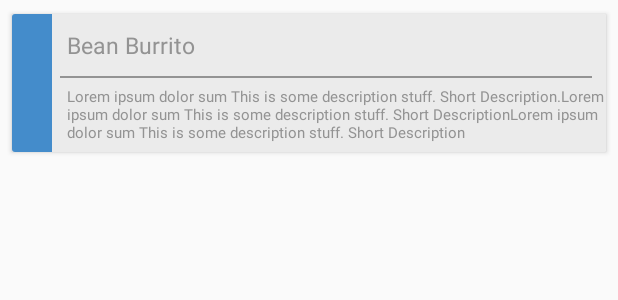
After one commit to deepmehtait/AngleHack, an Android app: the layout voice_option.xml on its own in the app's theme, with its tools: preview values and no code run, on a phone screen of 412 x 824 dp. The commit adds this screen. Shown: the top 300 px of the screen. Run offline under Robolectric (Android 15) with nearby library versions, the phone set to English and light mode, and no system bars.

```diff
--- a/app/src/main/java/hack/com/anglehack/activity/voiceActivity.java
+++ b/app/src/main/java/hack/com/anglehack/activity/voiceActivity.java
@@ -21,6 +21,7 @@ import java.util.ArrayList;
 import java.util.List;
 
 import hack.com.anglehack.R;
+import hack.com.anglehack.utils.ApiManager;
 
 /**
  * Created by Deep on 25-Jun-16.
@@ -33,10 +34,13 @@ public class voiceActivity extends AppCompatActivity {
     private ListView mlvTextMatches;
     private Spinner msTextMatches;
     private Button mbtSpeak;
+    private ApiManager apiManager;
+
     @Override
     public void onCreate(Bundle savedInstanceState) {
         super.onCreate(savedInstanceState);
         setContentView(R.layout.activity_voice);
+        apiManager = new ApiManager();
         metTextHint = (TextView) findViewById(R.id.etTextHint);
         mlvTextMatches = (ListView) findViewById(R.id.lvTextMatches);
         msTextMatches = (Spinner) findViewById(R.id.sNoOfMatches);
@@ -115,6 +119,7 @@ public class voiceActivity extends AppCompatActivity {
                         mlvTextMatches.setOnItemClickListener(new AdapterView.OnItemClickListener() {
                             @Override
                             public void onItemClick(AdapterView<?> parent, View view, int position, long id) {
+                                apiManager.fetchNutrition(textMatchList.get(position));
                                 Toast.makeText(voiceActivity.this, textMatchList.get(position), Toast.LENGTH_SHORT).show();
                                 Intent i = new Intent(voiceActivity.this,scanCompleteActivity.class);
                                 startActivity(i);
--- a/app/src/main/res/layout/activity_voice.xml
+++ b/app/src/main/res/layout/activity_voice.xml
@@ -3,7 +3,7 @@
     xmlns:tools="http://schemas.android.com/tools"
     android:layout_width="match_parent"
     android:layout_height="match_parent"
-    android:orientation="vertical" >
+    android:orientation="vertical">
 
     <TextView
         android:id="@+id/etTextHint"
--- /dev/null
+++ b/app/src/main/res/layout/voice_option.xml
@@ -0,0 +1,81 @@
+<?xml version="1.0" encoding="utf-8"?>
+<!-- A CardView that contains FeedItem information -->
+<android.support.v7.widget.CardView xmlns:card_view="http://schemas.android.com/apk/res-auto"
+    xmlns:android="http://schemas.android.com/apk/res/android"
+    android:id="@+id/card_view"
+    android:layout_gravity="center_horizontal"
+    android:layout_width="match_parent"
+    android:layout_margin="5dp"
+    android:layout_height="100dp"
+    android:clickable="true"
+    card_view:cardUseCompatPadding="true">
+
+    <LinearLayout xmlns:android="http://schemas.android.com/apk/res/android"
+        android:orientation="vertical" android:layout_width="match_parent"
+        android:layout_height="match_parent"
+        android:gravity="center_horizontal"
+        android:weightSum="3">
+
+        <LinearLayout
+            android:layout_width="match_parent"
+            android:layout_height="match_parent"
+            android:layout_weight="1"
+            android:orientation="horizontal"
+            android:background="@color/gray"
+            android:weightSum="3">
+
+            <LinearLayout
+                android:layout_width="match_parent"
+                android:layout_height="match_parent"
+                android:layout_weight="2.8">
+
+                <ImageView
+                    android:id="@+id/image_view"
+                    android:layout_width="match_parent"
+                    android:layout_height="match_parent"
+                    android:background="@color/blue"/>
+
+            </LinearLayout>
+
+
+            <LinearLayout
+                android:layout_width="match_parent"
+                android:layout_height="match_parent"
+                android:layout_weight="0.2"
+                android:orientation="vertical">
+
+                <TextView
+                    android:id="@+id/meal_name"
+                    android:padding="10dp"
+                    android:text="Bean Burrito"
+                    android:textColor="@color/dark_gray"
+                    android:textSize="15sp"
+                    android:layout_width="wrap_content"
+                    android:layout_height="wrap_content" />
+
+                <View
+                    android:layout_width="match_parent"
+                    android:layout_height="1dp"
+                    android:background="@color/dark_gray"
+                    android:layout_marginLeft="5dp"
+                    android:layout_marginRight="10dp"/>
+
+                <TextView
+                    android:id="@+id/meal_description"
+                    android:paddingLeft="10dp"
+                    android:paddingTop="5dp"
+                    android:text="Lorem ipsum dolor sum This is some description stuff. Short Description.Lorem ipsum dolor sum This is some description stuff. Short DescriptionLorem ipsum dolor sum This is some description stuff. Short Description"
+                    android:textColor="@color/dark_gray"
+                    android:textSize="10sp"
+                    android:layout_width="wrap_content"
+                    android:layout_height="wrap_content" />
+
+
+            </LinearLayout>
+
+
+        </LinearLayout>
+
+    </LinearLayout>
+
+</android.support.v7.widget.CardView>
```
Also changed, not shown: app/src/main/java/hack/com/anglehack/utils/ApiManager.java (+33 -0 lines), app/src/main/java/hack/com/anglehack/utils/GetRequest.java (added, +67 -0 lines), app/src/main/res/layout/activity_scancomplete.xml (+6 -3 lines), app/src/main/java/hack/com/anglehack/constants/Constants.java (line endings or trailing spaces), app/src/main/res/layout/activity_dash.xml (indentation only).
